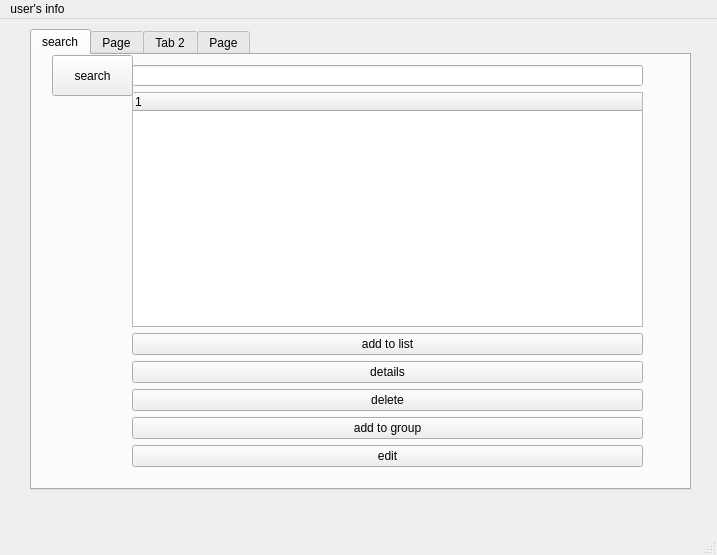
Qt form Store/main_page.ui (Mitraaaaa/Store) before a commit.
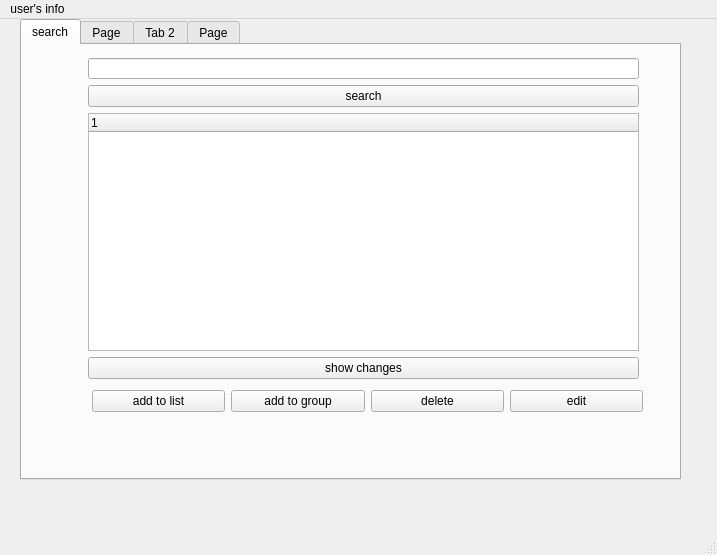
The same form after that commit. Icons and pictures are not drawn.

Commit message: make a list in main_page constructor

```diff
--- a/Store/main_page.ui
+++ b/Store/main_page.ui
@@ -23,8 +23,8 @@
    <widget class="QTabWidget" name="tabWidget">
     <property name="geometry">
      <rect>
-      <x>30</x>
-      <y>10</y>
+      <x>20</x>
+      <y>0</y>
       <width>661</width>
       <height>461</height>
      </rect>
@@ -57,51 +57,13 @@
      <attribute name="title">
       <string>search</string>
      </attribute>
-     <widget class="QPushButton" name="searchbutton">
+     <widget class="QWidget" name="">
       <property name="geometry">
        <rect>
-        <x>20</x>
-        <y>0</y>
-        <width>81</width>
-        <height>41</height>
-       </rect>
-      </property>
-      <property name="minimumSize">
-       <size>
-        <width>75</width>
-        <height>0</height>
-       </size>
-      </property>
-      <property name="styleSheet">
-       <string notr="true"/>
-      </property>
-      <property name="text">
-       <string>search</string>
-      </property>
-      <property name="icon">
-       <iconset resource="recources.qrc">
-        <normaloff>:/rec/img/search.jpeg</normaloff>:/rec/img/search.jpeg</iconset>
-      </property>
-      <property name="iconSize">
-       <size>
-        <width>16</width>
-        <height>16</height>
-       </size>
-      </property>
-      <property name="default">
-       <bool>false</bool>
-      </property>
-      <property name="flat">
-       <bool>false</bool>
-      </property>
-     </widget>
-     <widget class="QWidget" name="layoutWidget">
-      <property name="geometry">
-       <rect>
-        <x>100</x>
-        <y>10</y>
-        <width>511</width>
-        <height>402</height>
+        <x>66</x>
+        <y>13</y>
+        <width>551</width>
+        <height>321</height>
        </rect>
       </property>
       <layout class="QVBoxLayout" name="verticalLayout">
@@ -118,6 +80,38 @@
          </property>
         </widget>
        </item>
+       <item>
+        <widget class="QPushButton" name="searchbutton">
+         <property name="minimumSize">
+          <size>
+           <width>75</width>
+           <height>0</height>
+          </size>
+         </property>
+         <property name="styleSheet">
+          <string notr="true"/>
+         </property>
+         <property name="text">
+          <string>search</string>
+         </property>
+         <property name="icon">
+          <iconset resource="recources.qrc">
+           <normaloff>:/rec/img/search.jpeg</normaloff>:/rec/img/search.jpeg</iconset>
+         </property>
+         <property name="iconSize">
+          <size>
+           <width>16</width>
+           <height>16</height>
+          </size>
+         </property>
+         <property name="default">
+          <bool>false</bool>
+         </property>
+         <property name="flat">
+          <bool>false</bool>
+         </property>
+        </widget>
+       </item>
        <item>
         <widget class="QTreeWidget" name="treeWidget">
          <column>
@@ -128,6 +122,29 @@
         </widget>
        </item>
        <item>
+        <widget class="QPushButton" name="details">
+         <property name="text">
+          <string>show changes</string>
+         </property>
+         <property name="icon">
+          <iconset>
+           <normaloff>img/details.png</normaloff>img/details.png</iconset>
+         </property>
+        </widget>
+       </item>
+      </layout>
+     </widget>
+     <widget class="QWidget" name="">
+      <property name="geometry">
+       <rect>
+        <x>70</x>
+        <y>340</y>
+        <width>551</width>
+        <height>32</height>
+       </rect>
+      </property>
+      <layout class="QHBoxLayout" name="horizontalLayout">
+       <item>
         <widget class="QPushButton" name="addtolist">
          <property name="text">
           <string>add to list</string>
@@ -138,28 +155,6 @@
          </property>
         </widget>
        </item>
-       <item>
-        <widget class="QPushButton" name="details">
-         <property name="text">
-          <string>details</string>
-         </property>
-         <property name="icon">
-          <iconset>
-           <normaloff>img/details.png</normaloff>img/details.png</iconset>
-         </property>
-        </widget>
-       </item>
-       <item>
-        <widget class="QPushButton" name="delete_2">
-         <property name="text">
-          <string>delete</string>
-         </property>
-         <property name="icon">
-          <iconset resource="recources.qrc">
-           <normaloff>:/rec/img/delete.jpeg</normaloff>:/rec/img/delete.jpeg</iconset>
-         </property>
-        </widget>
-       </item>
        <item>
         <widget class="QPushButton" name="addtogroup">
          <property name="text">
@@ -177,6 +172,17 @@
          </property>
         </widget>
        </item>
+       <item>
+        <widget class="QPushButton" name="delete_2">
+         <property name="text">
+          <string>delete</string>
+         </property>
+         <property name="icon">
+          <iconset resource="recources.qrc">
+           <normaloff>:/rec/img/delete.jpeg</normaloff>:/rec/img/delete.jpeg</iconset>
+         </property>
+        </widget>
+       </item>
        <item>
         <widget class="QPushButton" name="edit">
          <property name="text">
```
The commit also changes 14 other files.
